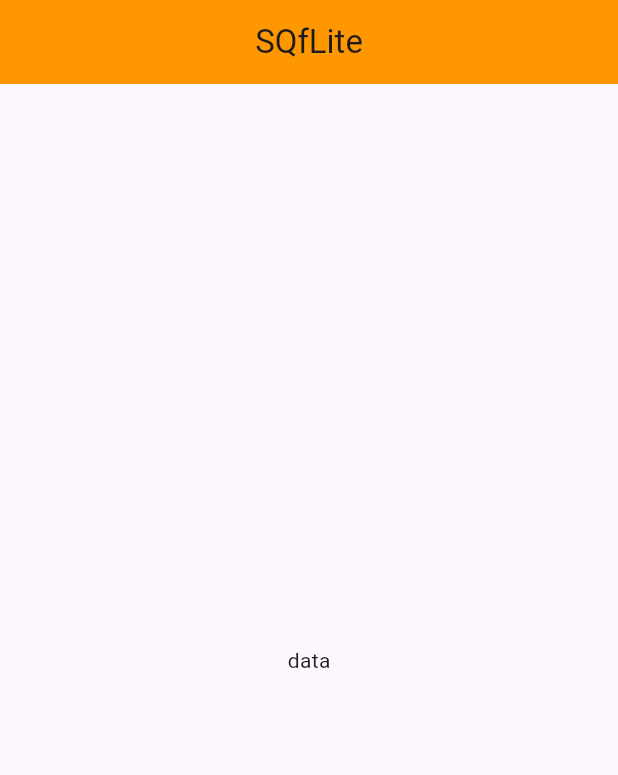
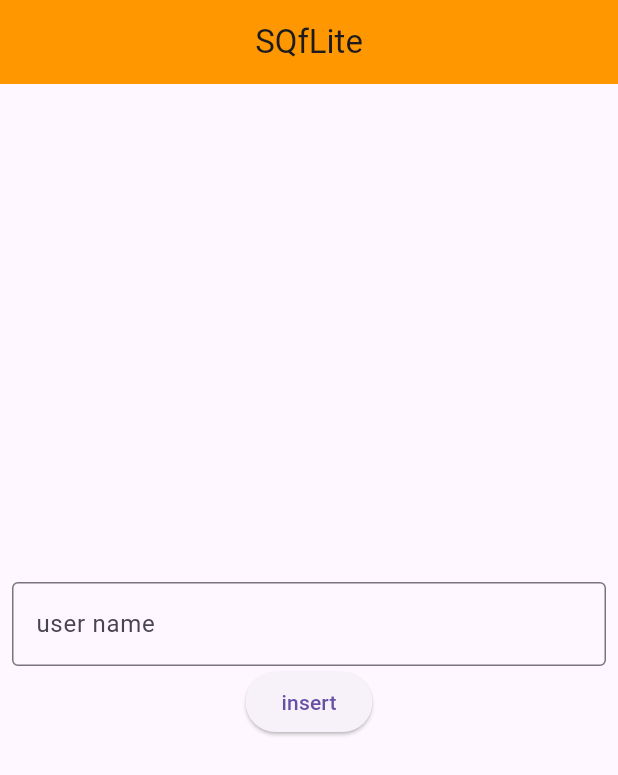
Before and after one commit to mohammedmaher3333333/sqflite_department, a Flutter app: the screen it shows after launch, on a phone screen of 412 x 824 dp. Shown: the top 775 px of the screen. Run offline on Flutter 3.47's test engine with Material 3 defaults, Android fonts, the phone set to English and light mode, and no system bars; our stand-ins replace sqflite; accounts and stored records are empty.

Commit message:
make insert to product table function

```diff
--- a/lib/core/database/sqlite/crud.dart
+++ b/lib/core/database/sqlite/crud.dart
@@ -1,5 +1,5 @@
 abstract class CRUD{
-  Future<bool> insert();
+  Future<bool> insert({required String tableName, required Map<String, Object?> values});
   Future<bool> update();
   Future<bool> delete();
   Future<bool> select();
--- a/lib/core/database/sqlite/my_sq_f_lite_database.dart
+++ b/lib/core/database/sqlite/my_sq_f_lite_database.dart
@@ -58,16 +58,36 @@ class MySqFLiteDatabase extends CRUD {
     throw UnimplementedError();
   }
 
+  insertToProductTable({
+    required String nameProduct,
+    required double priceProduct,
+    required int countProduct,
+  }) {
+    insert(
+      tableName: _productTable,
+      values: {
+        _productColumnName: nameProduct,
+        _productColumnPrice: priceProduct,
+        _productColumnCount: countProduct,
+      },
+    );
+  }
+
+  Future<bool> insertToUserTable({required String userName}) {
+    return insert(
+      tableName: _userTable,
+      values: {
+        _userColumnName: userName,
+      },
+    );
+  }
+
   @override
-  Future<bool> insert() async {
+  Future<bool> insert(
+      {required String tableName, required Map<String, Object?> values}) async {
     // TODO: implement insert
     await _initDatabase();
-    int inserted = await _db!.insert(
-      _userTable,
-      {
-        _userColumnName: "Mohammed",
-      },
-    );
+    int inserted = await _db!.insert(tableName, values);
     _db!.close();
     return inserted > 0 ? true : false;
     throw UnimplementedError();
@@ -84,12 +104,11 @@ class MySqFLiteDatabase extends CRUD {
     // TODO: implement update
     await _initDatabase();
     int updated = await _db!.update(
-      _userTable,
-      {
-        _userColumnName: "Ahmed",
-      },
-      where: "$_userColumnID == 1"
-    );
+        _userTable,
+        {
+          _userColumnName: "Ahmed",
+        },
+        where: "$_userColumnID == 1");
     _db!.close();
     return updated > 0 ? true : false;
     throw UnimplementedError();
--- a/lib/main.dart
+++ b/lib/main.dart
@@ -1,13 +1,7 @@
 import 'package:flutter/material.dart';
-
 import 'package:sqflite_department/app/my_app.dart';
-import 'package:sqflite_department/core/database/sqlite/my_sq_f_lite_database.dart';
 
 void main() async {
   WidgetsFlutterBinding.ensureInitialized();
-
-  MySqFLiteDatabase db=MySqFLiteDatabase();
-  bool inserted=await db.insert();
-  print(inserted);
   runApp(const MyApp());
 }
--- a/lib/views/user_screen.dart
+++ b/lib/views/user_screen.dart
@@ -1,7 +1,15 @@
 import 'package:flutter/material.dart';
+import 'package:sqflite_department/core/database/sqlite/my_sq_f_lite_database.dart';
 
-class UserScreen extends StatelessWidget {
+class UserScreen extends StatefulWidget {
   const UserScreen({super.key});
+
+  @override
+  State<UserScreen> createState() => _UserScreenState();
+}
+
+class _UserScreenState extends State<UserScreen> {
+  final TextEditingController _userNameController = TextEditingController();
 
   @override
   Widget build(BuildContext context) {
@@ -11,7 +19,31 @@ class UserScreen extends StatelessWidget {
         centerTitle: true,
         title: const Text("SQfLite"),
       ),
-      body: const Center(child: Text("data"),),
+      body: Padding(
+        padding: const EdgeInsets.all(8.0),
+        child: Column(
+          mainAxisAlignment: MainAxisAlignment.center,
+          children: [
+            TextFormField(
+              controller: _userNameController,
+              decoration: const InputDecoration(
+                label: Text("user name"),
+                border: OutlineInputBorder(),
+              ),
+            ),
+            ElevatedButton(
+              onPressed: () async{
+                MySqFLiteDatabase db=MySqFLiteDatabase();
+                bool inserted=await db.insertToUserTable(userName: _userNameController.text);
+                print(inserted);
+                _userNameController.clear();
+
+              },
+              child: const Text("insert"),
+            ),
+          ],
+        ),
+      ),
     );
   }
 }
```
